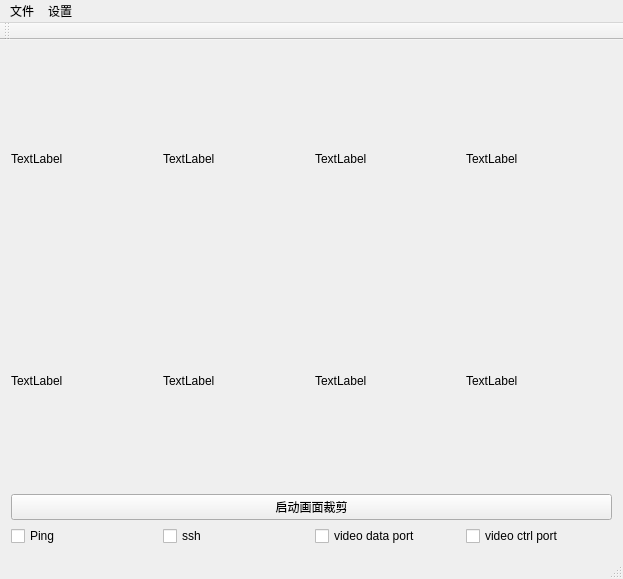
The window that trunk/ProjectCode/SGVcode/main_qt_test/mainwindow.ui (blacksherry0831/slicOutDoorParallelCollection.Spiral) describes before a commit, drawn with Qt 5.
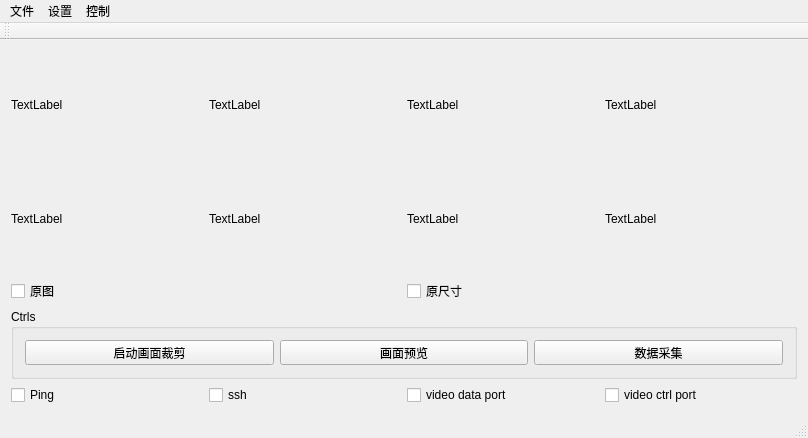
The same window after the commit. Custom widgets are drawn as their Qt base class.

```diff
--- a/trunk/ProjectCode/SGVcode/main_qt_test/mainwindow.ui
+++ b/trunk/ProjectCode/SGVcode/main_qt_test/mainwindow.ui
@@ -6,8 +6,8 @@
    <rect>
     <x>0</x>
     <y>0</y>
-    <width>623</width>
-    <height>579</height>
+    <width>806</width>
+    <height>412</height>
    </rect>
   </property>
   <property name="sizePolicy">
@@ -36,56 +36,104 @@
     <item>
      <layout class="QGridLayout" name="gridLayout">
       <item row="0" column="0">
-       <widget class="QLabel" name="label">
+       <widget class="MouseLabel" name="label_img_ch0">
+        <property name="minimumSize">
+         <size>
+          <width>192</width>
+          <height>108</height>
+         </size>
+        </property>
         <property name="text">
          <string>TextLabel</string>
         </property>
        </widget>
       </item>
       <item row="0" column="1">
-       <widget class="QLabel" name="label_5">
+       <widget class="MouseLabel" name="label_img_ch1">
+        <property name="minimumSize">
+         <size>
+          <width>192</width>
+          <height>108</height>
+         </size>
+        </property>
         <property name="text">
          <string>TextLabel</string>
         </property>
        </widget>
       </item>
       <item row="0" column="2">
-       <widget class="QLabel" name="label_6">
+       <widget class="MouseLabel" name="label_img_ch2">
+        <property name="minimumSize">
+         <size>
+          <width>192</width>
+          <height>108</height>
+         </size>
+        </property>
         <property name="text">
          <string>TextLabel</string>
         </property>
        </widget>
       </item>
       <item row="0" column="3">
-       <widget class="QLabel" name="label_7">
+       <widget class="MouseLabel" name="label_img_ch3">
+        <property name="minimumSize">
+         <size>
+          <width>192</width>
+          <height>108</height>
+         </size>
+        </property>
         <property name="text">
          <string>TextLabel</string>
         </property>
        </widget>
       </item>
       <item row="1" column="0">
-       <widget class="QLabel" name="label_2">
+       <widget class="MouseLabel" name="label_img_ch4">
+        <property name="minimumSize">
+         <size>
+          <width>192</width>
+          <height>108</height>
+         </size>
+        </property>
         <property name="text">
          <string>TextLabel</string>
         </property>
        </widget>
       </item>
       <item row="1" column="1">
-       <widget class="QLabel" name="label_8">
+       <widget class="MouseLabel" name="label_img_ch5">
+        <property name="minimumSize">
+         <size>
+          <width>192</width>
+          <height>108</height>
+         </size>
+        </property>
         <property name="text">
          <string>TextLabel</string>
         </property>
        </widget>
       </item>
       <item row="1" column="2">
-       <widget class="QLabel" name="label_9">
+       <widget class="MouseLabel" name="label_img_ch6">
+        <property name="minimumSize">
+         <size>
+          <width>192</width>
+          <height>108</height>
+         </size>
+        </property>
         <property name="text">
          <string>TextLabel</string>
         </property>
        </widget>
       </item>
       <item row="1" column="3">
-       <widget class="QLabel" name="label_10">
+       <widget class="MouseLabel" name="label_img_ch7">
+        <property name="minimumSize">
+         <size>
+          <width>192</width>
+          <height>108</height>
+         </size>
+        </property>
         <property name="text">
          <string>TextLabel</string>
         </property>
@@ -94,17 +142,87 @@
      </layout>
     </item>
     <item>
-     <widget class="QPushButton" name="pushButton_cutArea">
-      <property name="text">
-       <string>启动画面裁剪</string>
+     <layout class="QHBoxLayout" name="horizontalLayout_2">
+      <property name="sizeConstraint">
+       <enum>QLayout::SetFixedSize</enum>
       </property>
-      <property name="flat">
-       <bool>false</bool>
+      <item>
+       <widget class="QCheckBox" name="checkBox_ImgModeOrg">
+        <property name="text">
+         <string>原图</string>
+        </property>
+       </widget>
+      </item>
+      <item>
+       <widget class="QCheckBox" name="checkBox_ImgModeSizeOrg">
+        <property name="text">
+         <string>原尺寸</string>
+        </property>
+       </widget>
+      </item>
+     </layout>
+    </item>
+    <item>
+     <layout class="QHBoxLayout" name="horizontalLayout">
+      <property name="sizeConstraint">
+       <enum>QLayout::SetFixedSize</enum>
       </property>
-     </widget>
+      <item>
+       <widget class="QGroupBox" name="groupBox_ctrls">
+        <property name="maximumSize">
+         <size>
+          <width>16777215</width>
+          <height>70</height>
+         </size>
+        </property>
+        <property name="title">
+         <string>Ctrls</string>
+        </property>
+        <layout class="QHBoxLayout" name="horizontalLayout_4">
+         <property name="sizeConstraint">
+          <enum>QLayout::SetDefaultConstraint</enum>
+         </property>
+         <item>
+          <layout class="QHBoxLayout" name="horizontalLayout_ctrls">
+           <property name="sizeConstraint">
+            <enum>QLayout::SetDefaultConstraint</enum>
+           </property>
+           <item>
+            <widget class="QPushButton" name="pushButton_cutArea">
+             <property name="text">
+              <string>启动画面裁剪</string>
+             </property>
+             <property name="flat">
+              <bool>false</bool>
+             </property>
+            </widget>
+           </item>
+           <item>
+            <widget class="QPushButton" name="pushButton_preview">
+             <property name="text">
+              <string>画面预览</string>
+             </property>
+            </widget>
+           </item>
+           <item>
+            <widget class="QPushButton" name="pushButton_ImgCollect">
+             <property name="text">
+              <string>数据采集</string>
+             </property>
+            </widget>
+           </item>
+          </layout>
+         </item>
+        </layout>
+       </widget>
+      </item>
+     </layout>
     </item>
     <item>
-     <layout class="QGridLayout" name="gridLayout_2">
+     <layout class="QGridLayout" name="gridLayout_stat">
+      <property name="sizeConstraint">
+       <enum>QLayout::SetMinimumSize</enum>
+      </property>
       <item row="0" column="0">
        <widget class="QCheckBox" name="checkBox_ping">
         <property name="text">
@@ -142,7 +260,7 @@
     <rect>
      <x>0</x>
      <y>0</y>
-     <width>623</width>
+     <width>806</width>
      <height>23</height>
     </rect>
    </property>
@@ -157,9 +275,18 @@
     <property name="title">
      <string>设置</string>
     </property>
+    <addaction name="actionSetCutRect"/>
+    <addaction name="actionEnable_ping_SSH"/>
+   </widget>
+   <widget class="QMenu" name="menu_ctrl">
+    <property name="title">
+     <string>控制</string>
+    </property>
+    <addaction name="action_stop_bg_srv"/>
    </widget>
    <addaction name="menu"/>
    <addaction name="menu_2"/>
+   <addaction name="menu_ctrl"/>
   </widget>
   <widget class="QToolBar" name="mainToolBar">
    <attribute name="toolBarArea">
@@ -182,6 +309,13 @@
   </action>
  </widget>
  <layoutdefault spacing="6" margin="11"/>
+ <customwidgets>
+  <customwidget>
+   <class>MouseLabel</class>
+   <extends>QLabel</extends>
+   <header location="global">mouselabel.h</header>
+  </customwidget>
+ </customwidgets>
  <resources/>
  <connections/>
 </ui>
```
Left out of the diff: 15 changed lines with no effect on the pictures.
